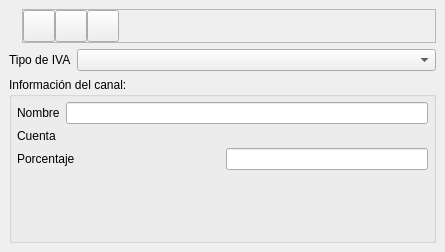
Above: bulmages/bulmacont/src/contabilidad/tipoivabase.ui from eboladev/Bulmages-1 before the change. Below: the same form after it.
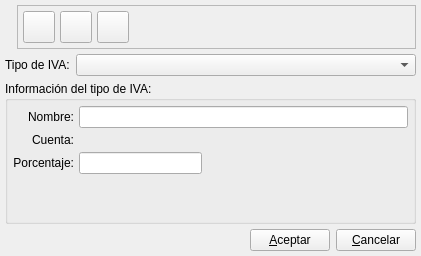
That is the form after the change. Icons and pictures are not drawn. Custom widgets are drawn as their Qt base class.

The edit to the form file:
```diff
--- a/bulmages/bulmacont/src/contabilidad/tipoivabase.ui
+++ b/bulmages/bulmacont/src/contabilidad/tipoivabase.ui
@@ -8,8 +8,8 @@
    <rect>
     <x>0</x>
     <y>0</y>
-    <width>445</width>
-    <height>252</height>
+    <width>421</width>
+    <height>256</height>
    </rect>
   </property>
   <property name="windowTitle" >
@@ -20,10 +20,10 @@
   </property>
   <layout class="QVBoxLayout" >
    <property name="margin" >
-    <number>9</number>
+    <number>5</number>
    </property>
    <property name="spacing" >
-    <number>6</number>
+    <number>5</number>
    </property>
    <item>
     <layout class="QHBoxLayout" >
@@ -31,7 +31,7 @@
       <number>0</number>
      </property>
      <property name="spacing" >
-      <number>6</number>
+      <number>5</number>
      </property>
      <item>
       <widget class="QLabel" name="label" >
@@ -53,10 +53,10 @@
        </property>
        <layout class="QHBoxLayout" >
         <property name="margin" >
-         <number>0</number>
+         <number>5</number>
         </property>
         <property name="spacing" >
-         <number>0</number>
+         <number>5</number>
         </property>
         <item>
          <widget class="QToolButton" name="mui_crear_2" >
@@ -174,7 +174,7 @@
      <item>
       <widget class="QLabel" name="textLabel2" >
        <property name="text" >
-        <string>Tipo de IVA</string>
+        <string>Tipo de IVA:</string>
        </property>
       </widget>
      </item>
@@ -195,92 +195,32 @@
    <item>
     <widget class="QGroupBox" name="groupBox" >
      <property name="title" >
-      <string>Información del canal:</string>
+      <string>Información del tipo de IVA:</string>
      </property>
-     <layout class="QVBoxLayout" >
+     <layout class="QGridLayout" >
       <property name="margin" >
        <number>5</number>
       </property>
       <property name="spacing" >
        <number>5</number>
       </property>
-      <item>
-       <layout class="QHBoxLayout" >
-        <property name="margin" >
-         <number>0</number>
+      <item row="2" column="2" >
+       <spacer>
+        <property name="orientation" >
+         <enum>Qt::Horizontal</enum>
         </property>
-        <property name="spacing" >
-         <number>6</number>
+        <property name="sizeHint" >
+         <size>
+          <width>201</width>
+          <height>20</height>
+         </size>
         </property>
-        <item>
-         <widget class="QLabel" name="textLabel1" >
-          <property name="text" >
-           <string>Nombre</string>
-          </property>
-         </widget>
-        </item>
-        <item>
-         <widget class="QLineEdit" name="m_nombreTipoIVA" />
-        </item>
-       </layout>
+       </spacer>
       </item>
-      <item>
-       <layout class="QHBoxLayout" >
-        <property name="margin" >
-         <number>0</number>
-        </property>
-        <property name="spacing" >
-         <number>6</number>
-        </property>
-        <item>
-         <widget class="QLabel" name="textLabel1_2_3" >
-          <property name="sizePolicy" >
-           <sizepolicy>
-            <hsizetype>7</hsizetype>
-            <vsizetype>5</vsizetype>
-            <horstretch>0</horstretch>
-            <verstretch>0</verstretch>
-           </sizepolicy>
-          </property>
-          <property name="text" >
-           <string>Cuenta</string>
-          </property>
-         </widget>
-        </item>
-        <item>
-         <widget class="BusquedaCuenta" name="m_codigoCtaTipoIVA" />
-        </item>
-       </layout>
+      <item row="2" column="1" >
+       <widget class="QLineEdit" name="m_porcentTipoIVA" />
       </item>
-      <item>
-       <layout class="QHBoxLayout" >
-        <property name="margin" >
-         <number>0</number>
-        </property>
-        <property name="spacing" >
-         <number>6</number>
-        </property>
-        <item>
-         <widget class="QLabel" name="textLabel1_2_2" >
-          <property name="sizePolicy" >
-           <sizepolicy>
-            <hsizetype>7</hsizetype>
-            <vsizetype>5</vsizetype>
-            <horstretch>0</horstretch>
-            <verstretch>0</verstretch>
-           </sizepolicy>
-          </property>
-          <property name="text" >
-           <string>Porcentaje</string>
-          </property>
-         </widget>
-        </item>
-        <item>
-         <widget class="QLineEdit" name="m_porcentTipoIVA" />
-        </item>
-       </layout>
-      </item>
-      <item>
+      <item row="3" column="0" colspan="3" >
        <spacer>
         <property name="orientation" >
          <enum>Qt::Vertical</enum>
@@ -296,9 +236,98 @@
         </property>
        </spacer>
       </item>
+      <item row="0" column="0" >
+       <widget class="QLabel" name="textLabel1" >
+        <property name="text" >
+         <string>Nombre:</string>
+        </property>
+        <property name="alignment" >
+         <set>Qt::AlignRight|Qt::AlignTrailing|Qt::AlignVCenter</set>
+        </property>
+       </widget>
+      </item>
+      <item row="2" column="0" >
+       <widget class="QLabel" name="textLabel1_2_2" >
+        <property name="sizePolicy" >
+         <sizepolicy>
+          <hsizetype>5</hsizetype>
+          <vsizetype>5</vsizetype>
+          <horstretch>0</horstretch>
+          <verstretch>0</verstretch>
+         </sizepolicy>
+        </property>
+        <property name="text" >
+         <string>Porcentaje:</string>
+        </property>
+        <property name="alignment" >
+         <set>Qt::AlignRight|Qt::AlignTrailing|Qt::AlignVCenter</set>
+        </property>
+       </widget>
+      </item>
+      <item row="1" column="0" >
+       <widget class="QLabel" name="textLabel1_2_3" >
+        <property name="sizePolicy" >
+         <sizepolicy>
+          <hsizetype>5</hsizetype>
+          <vsizetype>5</vsizetype>
+          <horstretch>0</horstretch>
+          <verstretch>0</verstretch>
+         </sizepolicy>
+        </property>
+        <property name="text" >
+         <string>Cuenta:</string>
+        </property>
+        <property name="alignment" >
+         <set>Qt::AlignRight|Qt::AlignTrailing|Qt::AlignVCenter</set>
+        </property>
+       </widget>
+      </item>
+      <item row="0" column="1" colspan="2" >
+       <widget class="QLineEdit" name="m_nombreTipoIVA" />
+      </item>
+      <item row="1" column="1" colspan="2" >
+       <widget class="BusquedaCuenta" native="1" name="m_codigoCtaTipoIVA" />
+      </item>
      </layout>
     </widget>
    </item>
+   <item>
+    <layout class="QHBoxLayout" >
+     <property name="margin" >
+      <number>0</number>
+     </property>
+     <property name="spacing" >
+      <number>6</number>
+     </property>
+     <item>
+      <spacer>
+       <property name="orientation" >
+        <enum>Qt::Horizontal</enum>
+       </property>
+       <property name="sizeHint" >
+        <size>
+         <width>40</width>
+         <height>20</height>
+        </size>
+       </property>
+      </spacer>
+     </item>
+     <item>
+      <widget class="QPushButton" name="mui_aceptar" >
+       <property name="text" >
+        <string>&amp;Aceptar</string>
+       </property>
+      </widget>
+     </item>
+     <item>
+      <widget class="QPushButton" name="mui_cancelar" >
+       <property name="text" >
+        <string>&amp;Cancelar</string>
+       </property>
+      </widget>
+     </item>
+    </layout>
+   </item>
   </layout>
  </widget>
  <layoutdefault spacing="6" margin="11" />
@@ -306,7 +335,7 @@
  <customwidgets>
   <customwidget>
    <class>BusquedaCuenta</class>
-   <extends></extends>
+   <extends>QWidget</extends>
    <header>busquedacuenta.h</header>
    <container>0</container>
    <pixmap></pixmap>
```
Left out of the diff: 24 changed lines with no effect on the pictures.
